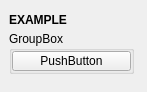
First picture: the form in uitk/example/example.ui, repository m3trik/uitk, before the edit.
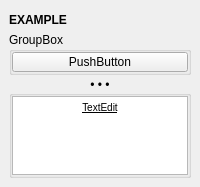
Second picture: the form after the edit. Custom widgets are drawn as their Qt base class.

Diff of the .ui file:
```diff
--- a/uitk/example/example.ui
+++ b/uitk/example/example.ui
@@ -9,16 +9,10 @@
    <rect>
     <x>0</x>
     <y>0</y>
-    <width>147</width>
-    <height>92</height>
+    <width>200</width>
+    <height>187</height>
    </rect>
   </property>
-  <property name="maximumSize">
-   <size>
-    <width>999</width>
-    <height>999</height>
-   </size>
-  </property>
   <property name="tabShape">
    <enum>QTabWidget::Triangular</enum>
   </property>
@@ -29,14 +23,29 @@
    <set>QMainWindow::AllowNestedDocks|QMainWindow::AllowTabbedDocks|QMainWindow::AnimatedDocks|QMainWindow::ForceTabbedDocks</set>
   </property>
   <widget class="QWidget" name="central_widget">
+   <property name="minimumSize">
+    <size>
+     <width>200</width>
+     <height>0</height>
+    </size>
+   </property>
    <layout class="QVBoxLayout" name="verticalLayout">
+    <property name="spacing">
+     <number>1</number>
+    </property>
     <item>
      <layout class="QVBoxLayout" name="verticalLayout_1">
       <property name="spacing">
-       <number>0</number>
+       <number>1</number>
       </property>
       <item>
-       <widget class="DraggableHeader" name="draggableHeader">
+       <widget class="Header" name="header">
+        <property name="sizePolicy">
+         <sizepolicy hsizetype="Preferred" vsizetype="Fixed">
+          <horstretch>0</horstretch>
+          <verstretch>0</verstretch>
+         </sizepolicy>
+        </property>
         <property name="minimumSize">
          <size>
           <width>0</width>
@@ -45,7 +54,7 @@
         </property>
         <property name="maximumSize">
          <size>
-          <width>125</width>
+          <width>16777215</width>
           <height>22</height>
          </size>
         </property>
@@ -62,24 +71,18 @@
       </item>
       <item>
        <widget class="QGroupBox" name="groupBox">
-        <property name="minimumSize">
-         <size>
-          <width>125</width>
-          <height>0</height>
-         </size>
-        </property>
-        <property name="maximumSize">
-         <size>
-          <width>125</width>
-          <height>999</height>
-         </size>
+        <property name="sizePolicy">
+         <sizepolicy hsizetype="Preferred" vsizetype="Fixed">
+          <horstretch>0</horstretch>
+          <verstretch>0</verstretch>
+         </sizepolicy>
         </property>
         <property name="title">
          <string>GroupBox</string>
         </property>
         <layout class="QVBoxLayout" name="verticalLayout_5">
          <property name="spacing">
-          <number>0</number>
+          <number>1</number>
          </property>
          <property name="leftMargin">
           <number>0</number>
@@ -94,7 +97,7 @@
           <number>0</number>
          </property>
          <item>
-          <widget class="QPushButton" name="MyButtonsObjectName">
+          <widget class="PushButton" name="MyButtonsObjectName">
            <property name="minimumSize">
             <size>
              <width>0</width>
@@ -131,17 +134,48 @@
        </widget>
       </item>
       <item>
-       <spacer name="verticalSpacer_1">
-        <property name="orientation">
-         <enum>Qt::Vertical</enum>
+       <widget class="CollapsableGroup" name="groupBox_2">
+        <property name="title">
+         <string>• • •</string>
         </property>
-        <property name="sizeHint" stdset="0">
-         <size>
-          <width>20</width>
-          <height>40</height>
-         </size>
+        <property name="alignment">
+         <set>Qt::AlignCenter</set>
         </property>
-       </spacer>
+        <layout class="QVBoxLayout" name="verticalLayout_2">
+         <property name="leftMargin">
+          <number>0</number>
+         </property>
+         <property name="topMargin">
+          <number>0</number>
+         </property>
+         <property name="rightMargin">
+          <number>0</number>
+         </property>
+         <property name="bottomMargin">
+          <number>0</number>
+         </property>
+         <item>
+          <widget class="QTextEdit" name="text_edit">
+           <property name="sizePolicy">
+            <sizepolicy hsizetype="Expanding" vsizetype="Ignored">
+             <horstretch>0</horstretch>
+             <verstretch>0</verstretch>
+            </sizepolicy>
+           </property>
+           <property name="verticalScrollBarPolicy">
+            <enum>Qt::ScrollBarAlwaysOff</enum>
+           </property>
+           <property name="html">
+            <string>&lt;!DOCTYPE HTML PUBLIC &quot;-//W3C//DTD HTML 4.0//EN&quot; &quot;http://www.w3.org/TR/REC-html40/strict.dtd&quot;&gt;
+&lt;html&gt;&lt;head&gt;&lt;meta name=&quot;qrichtext&quot; content=&quot;1&quot; /&gt;&lt;style type=&quot;text/css&quot;&gt;
+p, li { white-space: pre-wrap; }
+&lt;/style&gt;&lt;/head&gt;&lt;body style=&quot; font-family:'MS Shell Dlg 2'; font-size:7.85455pt; font-weight:400; font-style:normal;&quot;&gt;
+&lt;p align=&quot;center&quot; style=&quot; margin-top:0px; margin-bottom:0px; margin-left:0px; margin-right:0px; -qt-block-indent:0; text-indent:0px;&quot;&gt;&lt;span style=&quot; font-size:7.85455pt; text-decoration: underline;&quot;&gt;TextEdit&lt;/span&gt;&lt;/p&gt;&lt;/body&gt;&lt;/html&gt;</string>
+           </property>
+          </widget>
+         </item>
+        </layout>
+       </widget>
       </item>
      </layout>
     </item>
@@ -150,9 +184,20 @@
  </widget>
  <customwidgets>
   <customwidget>
-   <class>DraggableHeader</class>
+   <class>Header</class>
    <extends>QLabel</extends>
-   <header>uitk.widgets.draggableHeader.DraggableHeader.h</header>
+   <header>uitk.widgets.header.Header.h</header>
+  </customwidget>
+  <customwidget>
+   <class>CollapsableGroup</class>
+   <extends>QGroupBox</extends>
+   <header>uitk.widgets.collapsableGroup.CollapsableGroup.h</header>
+   <container>1</container>
+  </customwidget>
+  <customwidget>
+   <class>PushButton</class>
+   <extends>QPushButton</extends>
+   <header>widgets.pushbutton.h</header>
   </customwidget>
  </customwidgets>
  <resources/>
```
